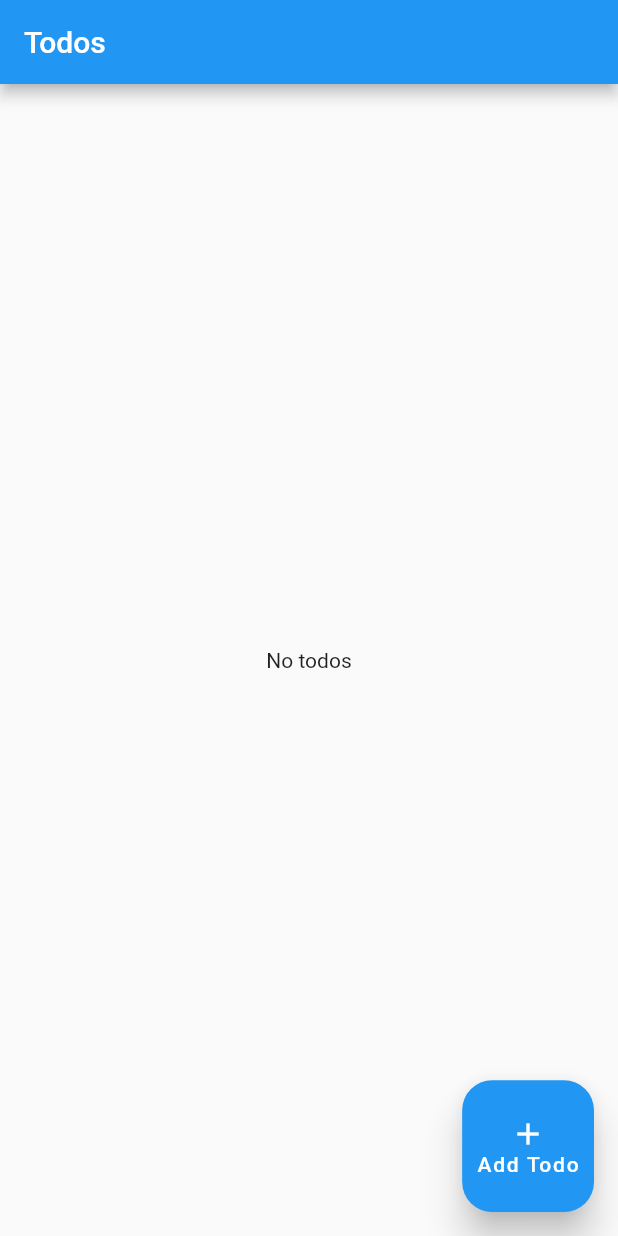
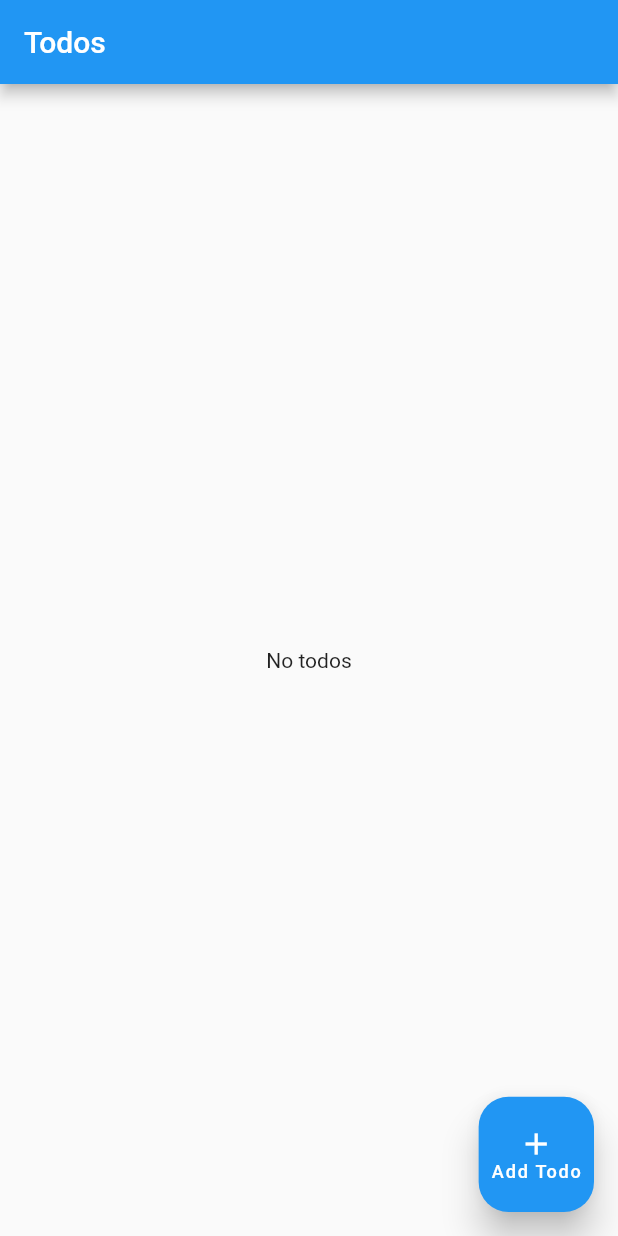
Before and after one commit to yagizdo/todo_app_airtable, a Flutter app: the screen it shows after launch, on a phone screen of 412 x 824 dp. Run offline on Flutter 3.47's test engine with Material 2 defaults, Android fonts, the phone set to English and light mode, and no system bars; our stand-ins replace bloc, dio, flutter_dotenv, flutter_screenutil; network calls fail.

Commit message:
fab size update

```diff
--- a/lib/view/home_view.dart
+++ b/lib/view/home_view.dart
@@ -24,8 +24,8 @@ class _HomeViewState extends State<HomeView> {
   Widget build(BuildContext context) {
     return Scaffold(
       floatingActionButton: SizedBox(
-        height: 80.w,
-        width: 80.w,
+        height: 70.w,
+        width: 70.w,
         child: FloatingActionButton(
           elevation: 10,
           shape: const RoundedRectangleBorder(
@@ -44,9 +44,12 @@ class _HomeViewState extends State<HomeView> {
           child: Column(
             crossAxisAlignment: CrossAxisAlignment.center,
             mainAxisAlignment: MainAxisAlignment.center,
-            children: const [
-              Icon(Icons.add),
-              Text('Add Todo'),
+            children: [
+              const Icon(Icons.add),
+              Text(
+                'Add Todo',
+                style: TextStyle(fontSize: 11.sp),
+              ),
             ],
           ),
         ),
```
